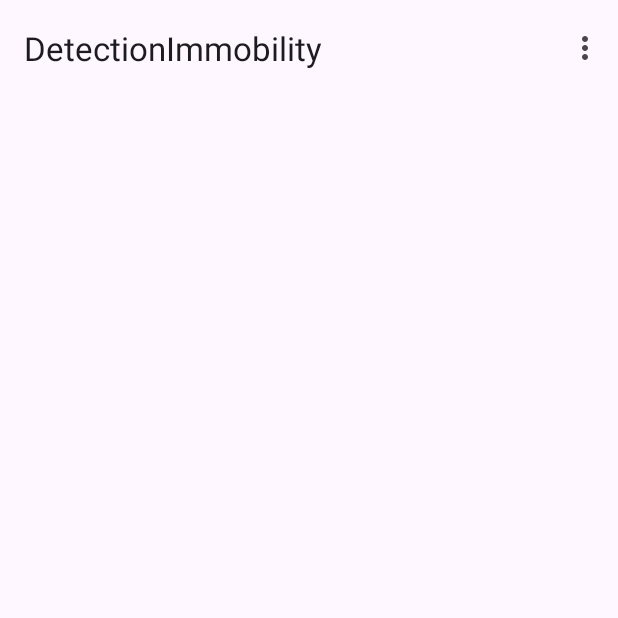
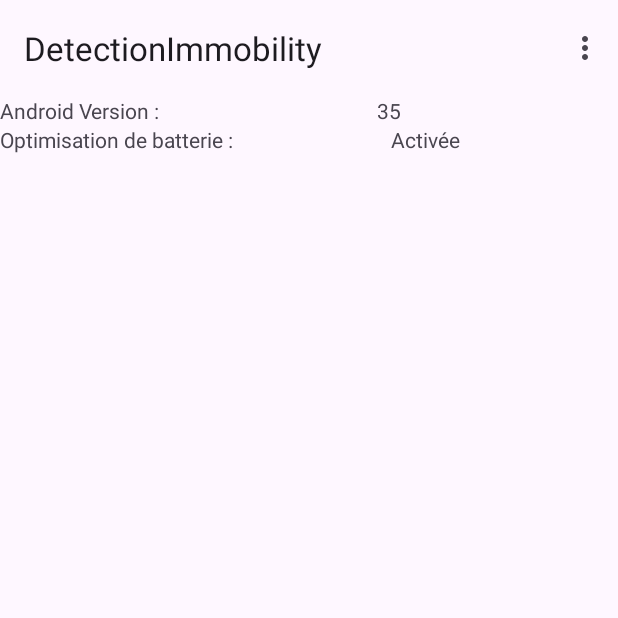
Before and after one commit to edampierre/pti, an Android app: the screen it shows after launch (MainActivity), on a phone screen of 412 x 824 dp, the top half of it. Run offline under Robolectric (Android 15) with nearby library versions, the phone set to English and light mode, and no system bars.

Commit message:
display android version and battery optimisation option

```diff
--- a/app/src/main/java/com/example/detectionimmobility/ImmobilityDetector.java
+++ b/app/src/main/java/com/example/detectionimmobility/ImmobilityDetector.java
@@ -5,7 +5,6 @@ import android.hardware.Sensor;
 import android.hardware.SensorEvent;
 import android.hardware.SensorEventListener;
 import android.hardware.SensorManager;
-import android.util.Log;
 
 public class ImmobilityDetector implements SensorEventListener {
 
@@ -56,12 +55,8 @@ public class ImmobilityDetector implements SensorEventListener {
             mAccel = mAccel * 0.9f + delta;
             // Make this higher or lower according to how much
             // motion you want to detect
-            String MYAPP = "DETECTION_IMMOBILITY";
             if (mAccel > 1) {
-                Log.d(MYAPP, "Movement Detected");
                 beepHelper.beep(100);
-            } else {
-                Log.d(MYAPP, "Immobility Detected");
             }
         }
     }
--- a/app/src/main/java/com/example/detectionimmobility/MainActivity.java
+++ b/app/src/main/java/com/example/detectionimmobility/MainActivity.java
@@ -21,6 +21,7 @@ import com.example.detectionimmobility.databinding.ActivityMainBinding;
 
 import android.view.Menu;
 import android.view.MenuItem;
+import android.widget.TextView;
 
 public class MainActivity extends AppCompatActivity {
 
@@ -39,6 +40,9 @@ public class MainActivity extends AppCompatActivity {
 
         setSupportActionBar(binding.toolbar);
 
+        displayAndroidVersion();
+        displayAndroidBatteryOptimisation();
+
         //handleBattery();
         handleWakeLock();
 
@@ -49,6 +53,21 @@ public class MainActivity extends AppCompatActivity {
             }
         }
     }
+
+    protected void displayAndroidVersion() {
+        TextView androidVersionTextView = findViewById(R.id.androidVersion);
+        androidVersionTextView.setText(String.valueOf(Build.VERSION.SDK_INT));
+    }
+
+    private void displayAndroidBatteryOptimisation() {
+        TextView batterieOptimisationTextView = findViewById(R.id.batterieOptimisation);
+        if(isBatteryOptimisationDisable()) {
+            batterieOptimisationTextView.setText("Désactivée");
+        } else {
+            batterieOptimisationTextView.setText("Activée");
+        }
+    }
+
 
     public boolean foregroundServiceRunning(){
         ActivityManager activityManager = (ActivityManager) getSystemService(Context.ACTIVITY_SERVICE);
@@ -112,14 +131,20 @@ public class MainActivity extends AppCompatActivity {
 
     private void handleBattery() {
         Intent intent = new Intent();
-        String packageName = getPackageName();
-        PowerManager pm = (PowerManager) getSystemService(Context.POWER_SERVICE);
-        if (pm.isIgnoringBatteryOptimizations(packageName))
-            intent.setAction(Settings.ACTION_IGNORE_BATTERY_OPTIMIZATION_SETTINGS);
-        else {
+
+        if(!this.isBatteryOptimisationDisable()) {
             intent.setAction(Settings.ACTION_REQUEST_IGNORE_BATTERY_OPTIMIZATIONS);
-            intent.setData(Uri.parse("package:" + packageName));
+            intent.setData(Uri.parse("package:" + getPackageName()));
         }
         this.startActivity(intent);
     }
+
+    private boolean isBatteryOptimisationDisable() {
+        PowerManager pm = (PowerManager) getSystemService(Context.POWER_SERVICE);
+        if (pm.isIgnoringBatteryOptimizations(getPackageName())) {
+            return true;
+        } else {
+            return false;
+        }
+    }
 }
--- a/app/src/main/res/layout/activity_main.xml
+++ b/app/src/main/res/layout/activity_main.xml
@@ -17,6 +17,49 @@
             android:layout_width="match_parent"
             android:layout_height="?attr/actionBarSize" />
 
+        <LinearLayout
+            android:layout_width="match_parent"
+            android:layout_height="wrap_content"
+            android:orientation="horizontal">
+
+            <TextView
+                android:id="@+id/labelAndroidVersion"
+                android:layout_width="251dp"
+                android:layout_height="wrap_content"
+                android:text="Android Version :"
+                android:textAlignment="viewStart" />
+
+            <TextView
+                android:id="@+id/androidVersion"
+                android:layout_width="wrap_content"
+                android:layout_height="wrap_content"
+                android:layout_weight="1"
+                android:text="unknown"
+                android:textAlignment="viewStart" />
+
+        </LinearLayout>
+
+        <LinearLayout
+            android:layout_width="match_parent"
+            android:layout_height="match_parent"
+            android:orientation="horizontal">
+
+            <TextView
+                android:id="@+id/textView3"
+                android:layout_width="wrap_content"
+                android:layout_height="wrap_content"
+                android:layout_weight="1"
+                android:text="Optimisation de batterie :" />
+
+            <TextView
+                android:id="@+id/batterieOptimisation"
+                android:layout_width="wrap_content"
+                android:layout_height="wrap_content"
+                android:layout_weight="1"
+                android:text="TextView" />
+
+        </LinearLayout>
+
     </com.google.android.material.appbar.AppBarLayout>
 
 </androidx.coordinatorlayout.widget.CoordinatorLayout>
```
Also changed, not shown: app/src/main/res/layout/content_main.xml (deleted, +0 -21 lines).
